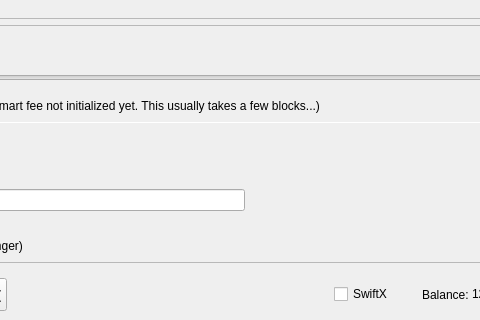
Qt form src/qt/forms/sendcoinsdialog.ui (AureusXIV/AureusXIV) before a commit; both pictures show x 406 to 886 and y 420 to 740 of the 978 by 740 pixel window.
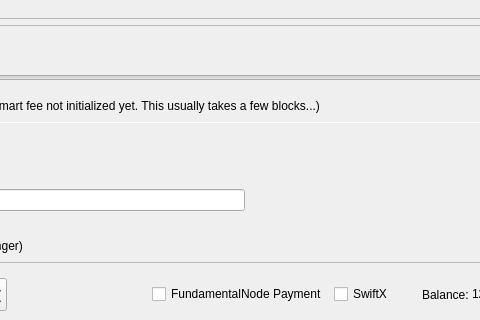
The same form after that commit. Custom widgets are drawn as their Qt base class.

Commit message: Added Fundamentalnode transaction UI

```diff
--- a/src/qt/forms/sendcoinsdialog.ui
+++ b/src/qt/forms/sendcoinsdialog.ui
@@ -1664,6 +1664,13 @@
              </property>
             </spacer>
            </item>
+           <item>
+            <widget class="QCheckBox" name="checkBoxFnPayment">
+             <property name="text">
+              <string>FundamentalNode Payment</string>
+             </property>
+            </widget>
+           </item>
            <item>
             <layout class="QHBoxLayout" name="horizontalLayout_2">
              <property name="spacing">
```
The commit also changes 2 other files.
